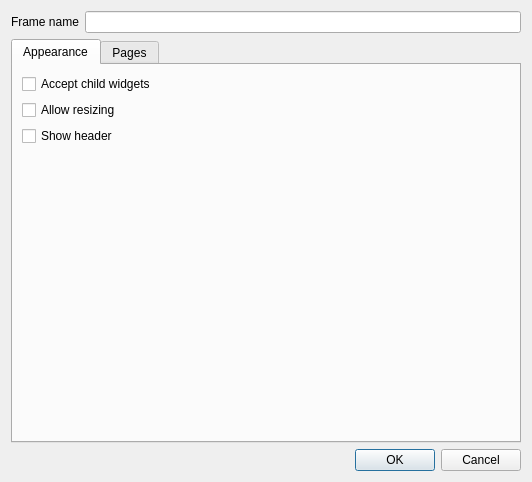
The window that ui/src/vcframeproperties.ui (mcallegari/qlcplus) describes before a commit, drawn with Qt 5.
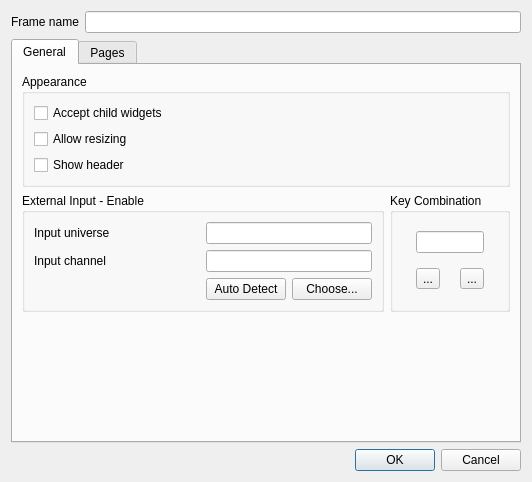
The same window after the commit. Icons and pictures are not drawn.

Commit message: Virtual Console: added Frame enable/disable external control

The edit to the form file:
```diff
--- a/ui/src/vcframeproperties.ui
+++ b/ui/src/vcframeproperties.ui
@@ -35,10 +35,16 @@
      </property>
      <widget class="QWidget" name="tab">
       <attribute name="title">
-       <string>Appearance</string>
+       <string>General</string>
       </attribute>
       <layout class="QVBoxLayout" name="verticalLayout_2">
        <item>
+        <widget class="QGroupBox" name="groupBox_5">
+         <property name="title">
+          <string>Appearance</string>
+         </property>
+         <layout class="QVBoxLayout" name="verticalLayout_4">
+          <item>
         <widget class="QCheckBox" name="m_allowChildrenCheck">
          <property name="sizePolicy">
           <sizepolicy hsizetype="Preferred" vsizetype="Fixed">
@@ -76,6 +82,151 @@
           <string>Show header</string>
          </property>
         </widget>
+          </item>
+         </layout>
+        </widget>
+       </item>
+       <item>
+        <layout class="QHBoxLayout" name="horizontalLayout_2">
+         <item>
+          <widget class="QGroupBox" name="groupBox_3">
+           <property name="title">
+            <string>External Input - Enable</string>
+           </property>
+           <layout class="QGridLayout" name="gridLayout_6">
+            <item row="0" column="0">
+             <widget class="QLabel" name="m_enableInputUniverseLabel">
+              <property name="text">
+               <string>Input universe</string>
+              </property>
+             </widget>
+            </item>
+            <item row="0" column="1" colspan="2">
+             <widget class="QLineEdit" name="m_enableInputUniverseEdit">
+              <property name="toolTip">
+               <string>The input universe that sends data to this widget</string>
+              </property>
+              <property name="readOnly">
+               <bool>true</bool>
+              </property>
+             </widget>
+            </item>
+            <item row="1" column="0">
+             <widget class="QLabel" name="m_enableInputChannelLabel">
+              <property name="text">
+               <string>Input channel</string>
+              </property>
+             </widget>
+            </item>
+            <item row="1" column="1" colspan="2">
+             <widget class="QLineEdit" name="m_enableInputChannelEdit">
+              <property name="toolTip">
+               <string>The particular input channel within the input universe that sends data to this widget</string>
+              </property>
+              <property name="readOnly">
+               <bool>true</bool>
+              </property>
+             </widget>
+            </item>
+            <item row="2" column="0">
+             <spacer name="horizontalSpacer_3">
+              <property name="orientation">
+               <enum>Qt::Horizontal</enum>
+              </property>
+              <property name="sizeHint" stdset="0">
+               <size>
+                <width>154</width>
+                <height>20</height>
+               </size>
+              </property>
+             </spacer>
+            </item>
+            <item row="2" column="1">
+             <widget class="QPushButton" name="m_enableAutoDetectInputButton">
+              <property name="toolTip">
+               <string>When toggled, you can move an external control to assign it to this frame.</string>
+              </property>
+              <property name="text">
+               <string>Auto Detect</string>
+              </property>
+              <property name="checkable">
+               <bool>true</bool>
+              </property>
+             </widget>
+            </item>
+            <item row="2" column="2">
+             <widget class="QPushButton" name="m_enableChooseInputButton">
+              <property name="toolTip">
+               <string>Choose an external input universe &amp; channel that this widget should listen to</string>
+              </property>
+              <property name="text">
+               <string>Choose...</string>
+              </property>
+             </widget>
+            </item>
+           </layout>
+          </widget>
+         </item>
+         <item>
+          <widget class="QGroupBox" name="groupBox_4">
+           <property name="title">
+            <string>Key Combination</string>
+           </property>
+           <layout class="QGridLayout" name="gridLayout_7">
+            <item row="0" column="0" colspan="2">
+             <widget class="QLineEdit" name="m_enableKeyEdit">
+              <property name="toolTip">
+               <string>The key combination used to enable/disable the frame</string>
+              </property>
+              <property name="readOnly">
+               <bool>true</bool>
+              </property>
+             </widget>
+            </item>
+            <item row="1" column="0">
+             <widget class="QToolButton" name="m_enableAttachButton">
+              <property name="toolTip">
+               <string>Bind a key combination to enable/disable the frame</string>
+              </property>
+              <property name="text">
+               <string notr="true">...</string>
+              </property>
+              <property name="icon">
+               <iconset resource="qlcui.qrc">
+                <normaloff>:/key_bindings.png</normaloff>:/key_bindings.png</iconset>
+              </property>
+              <property name="iconSize">
+               <size>
+                <width>32</width>
+                <height>32</height>
+               </size>
+              </property>
+             </widget>
+            </item>
+            <item row="1" column="1">
+             <widget class="QToolButton" name="m_enableDetachButton">
+              <property name="toolTip">
+               <string>Clear the key binding</string>
+              </property>
+              <property name="text">
+               <string notr="true">...</string>
+              </property>
+              <property name="icon">
+               <iconset resource="qlcui.qrc">
+                <normaloff>:/fileclose.png</normaloff>:/fileclose.png</iconset>
+              </property>
+              <property name="iconSize">
+               <size>
+                <width>32</width>
+                <height>32</height>
+               </size>
+              </property>
+             </widget>
+            </item>
+           </layout>
+          </widget>
+         </item>
+        </layout>
        </item>
        <item>
         <spacer name="verticalSpacer">
```
Lines whose indentation alone changed are shown as unchanged. The commit also changes 4 other files.
